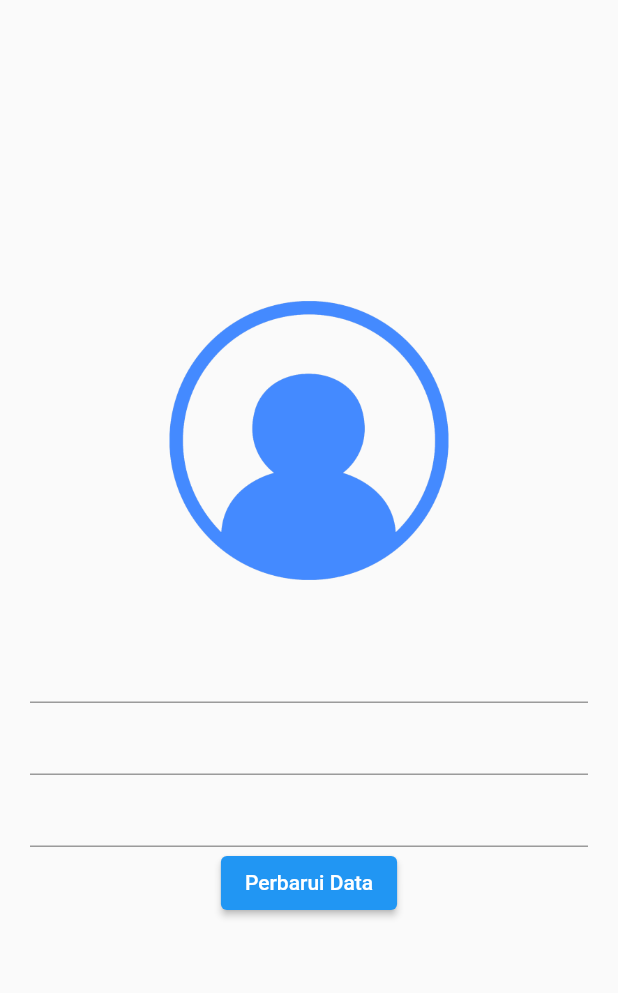
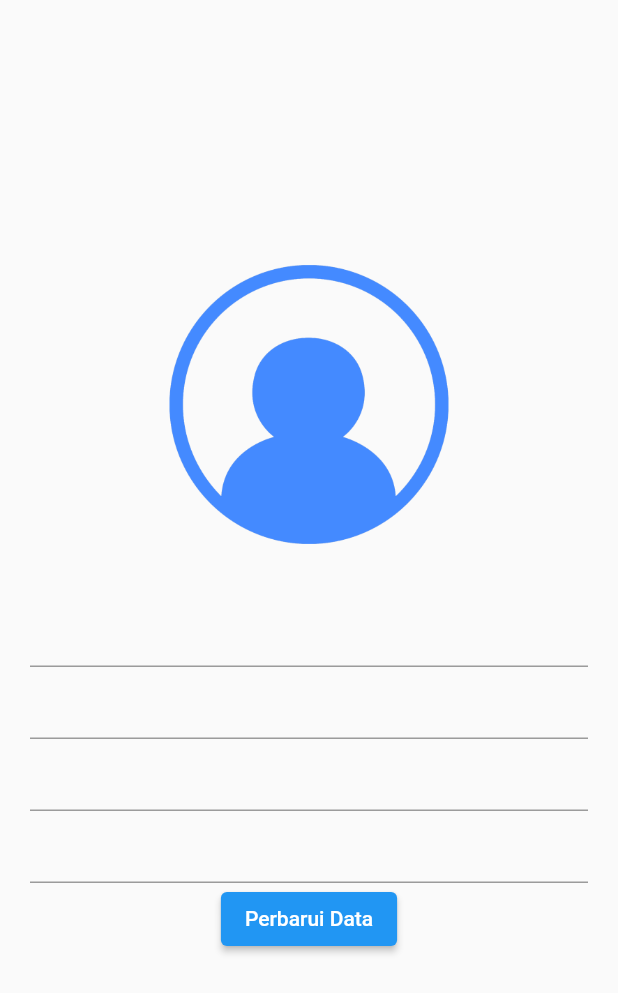
Before and after one commit to fadelha123/Wingbookstore, a Flutter app: the Profile screen opened directly, after a tap on "Perbarui Data", on a phone screen of 412 x 824 dp. Shown: the top 993 px of the screen. Run offline on Flutter 3.47's test engine with Material 2 defaults, Android fonts, the phone set to English and light mode, and no system bars; our stand-ins replace carousel_slider, cloud_firestore, dots_indicator, firebase_auth, firebase_core, flutter_screenutil and 2 more; accounts and stored records are empty.

Commit message:
update wingbookstores

```diff
--- a/lib/screen/bottom_nav_pages/profile.dart
+++ b/lib/screen/bottom_nav_pages/profile.dart
@@ -13,6 +13,7 @@ class _ProfileState extends State<Profile> {
   TextEditingController? _nameController;
   TextEditingController? _phoneController;
   TextEditingController? _addrController;
+  TextEditingController? _genderController;
 
   setDataToTextField(data) {
     return Column(
@@ -29,6 +30,10 @@ class _ProfileState extends State<Profile> {
           controller: _addrController =
               TextEditingController(text: data['addr']),
         ),
+        TextFormField(
+          controller: _addrController =
+              TextEditingController(text: data['gender']),
+        ),
         ElevatedButton(
             onPressed: () => updateData(), child: Text("Perbarui Data")),
       ],
@@ -42,6 +47,7 @@ class _ProfileState extends State<Profile> {
       "name": _nameController!.text,
       "phone": _phoneController!.text,
       "addr": _addrController!.text,
+      "gender": _genderController!.text,
     }).then((value) => print("Data Selesai Diperbarui"));
   }
 
```
